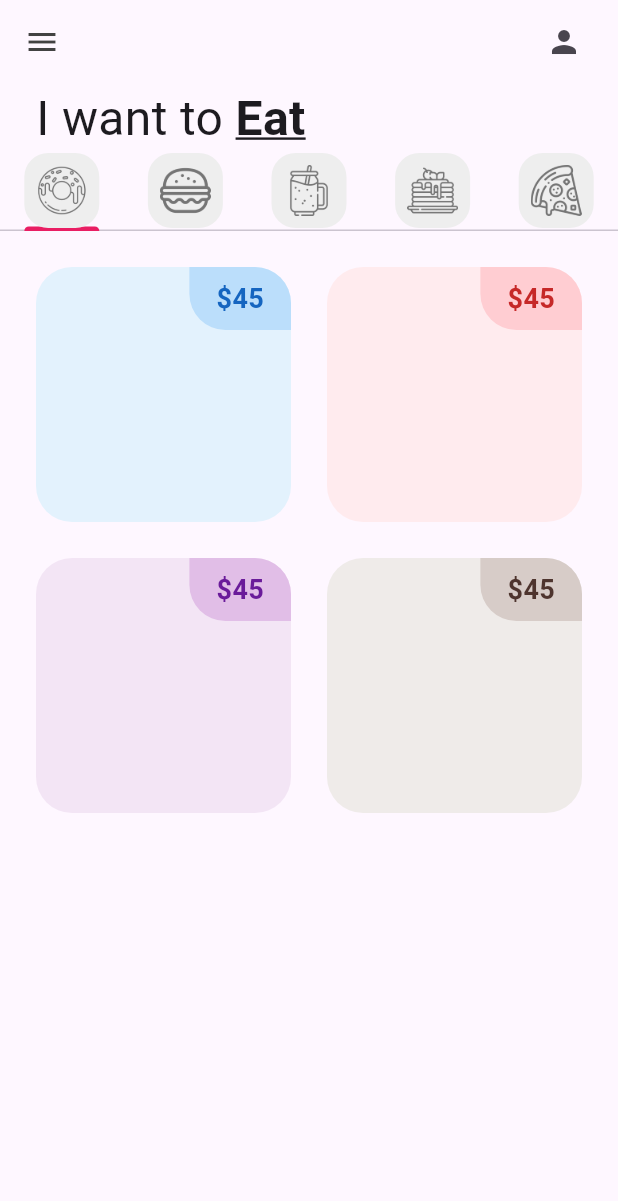
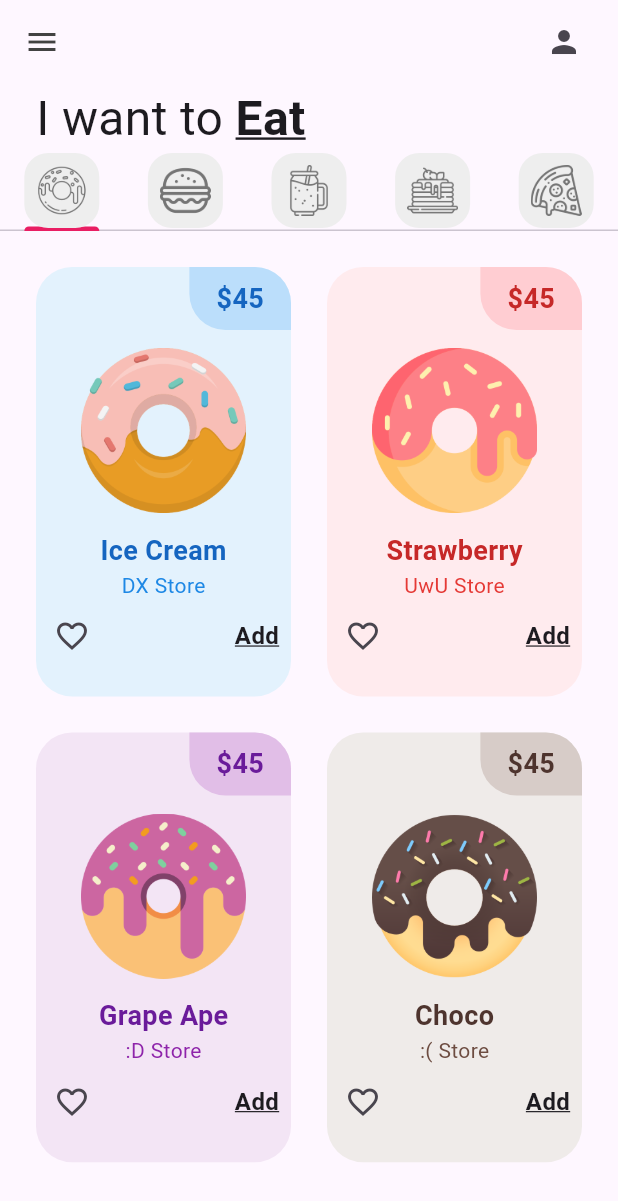
Before and after one commit to ChuchoGod/flutter_application_1, a Flutter app: the screen it shows after launch, on a phone screen of 412 x 824 dp. Shown: the top 1201 px of the screen. Run offline on Flutter 3.47's test engine with Material 3 defaults, Android fonts, the phone set to English and light mode, and no system bars.

Commit message:
DonutTile Finsihed (my design)

```diff
--- a/lib/tabs/donut_tab.dart
+++ b/lib/tabs/donut_tab.dart
@@ -4,11 +4,11 @@ import 'package:flutter_application_1/utils/donut_tile.dart';
 class DonutTab extends StatelessWidget {
   //list of donuts
   final List donutsOnSale = [
-    // [ donutFlavor, donutPrice, donutColor, imageName ]
-    ["Ice Cream", "36", Colors.blue, "lib/images/icecream_donut.png"],
-    ["Strawberry", "45", Colors.red, "lib/images/strawberry_donut.png"],
-    ["Grape Ape", "84", Colors.purple, "lib/images/grape_donut.png"],
-    ["Choco", "95", Colors.brown, "lib/images/chocolate_donut.png"]
+    // [ donutFlavor, donutStore, donutPrice, donutColor, imageName ]
+    ["Ice Cream","DX Store", "36", Colors.blue, "lib/images/icecream_donut.png"],
+    ["Strawberry","UwU Store", "45", Colors.red, "lib/images/strawberry_donut.png"],
+    ["Grape Ape",":D Store", "84", Colors.purple, "lib/images/grape_donut.png"],
+    ["Choco",":( Store", "95", Colors.brown, "lib/images/chocolate_donut.png"]
   ];
 
   DonutTab({super.key});
@@ -16,20 +16,21 @@ class DonutTab extends StatelessWidget {
   @override
   Widget build(BuildContext context) {
     return GridView.builder(
-        gridDelegate:
-            SliverGridDelegateWithFixedCrossAxisCount(
-              //Número de columnas
-              crossAxisCount: 2),
+        gridDelegate: SliverGridDelegateWithFixedCrossAxisCount(
+            //Número de columnas
+            crossAxisCount: 2,
+            //Proporción entre ancho y largo
+            childAspectRatio: 1 / 1.6),
         itemCount: 4,
         padding: const EdgeInsets.all(12),
+        //Que elemento se cronstuira
         itemBuilder: (context, index) {
-
           return DonutTile(
-            donutFlavor: donutsOnSale [index][0],
-            donutPrice: donutsOnSale [index][1],
-            donutColor: donutsOnSale [index][2],
-            imageName: donutsOnSale [index][3]
-          );
+              donutFlavor: donutsOnSale[index][0],
+              donutStore: donutsOnSale[index][1],
+              donutPrice: donutsOnSale[index][2],
+              donutColor: donutsOnSale[index][3],
+              imageName: donutsOnSale[index][4]);
         });
   }
 }
--- a/lib/utils/donut_tile.dart
+++ b/lib/utils/donut_tile.dart
@@ -5,12 +5,14 @@ class DonutTile extends StatelessWidget {
   final String donutPrice;
   final dynamic donutColor;
   final String imageName;
+  final String donutStore;
   const DonutTile(
       {super.key,
       required this.donutFlavor,
       required this.donutPrice,
       required this.donutColor,
-      required this.imageName});
+      required this.imageName,
+      required this.donutStore});
 
   @override
   Widget build(BuildContext context) {
@@ -23,30 +25,84 @@ class DonutTile extends StatelessWidget {
           //Esquinas redondeadas
           borderRadius: BorderRadius.circular(24),
         ),
-      child: Column(children: [
+        child: Column(
+          children: [
             Row(
+              //Alinea a la derecha
               mainAxisAlignment: MainAxisAlignment.end,
               children: [
                 Container(
                   decoration: BoxDecoration(
                     color: donutColor[100],
-                borderRadius: const BorderRadius.only(bottomLeft: Radius.circular(24),
-                topRight: Radius.circular(24)
+                    borderRadius: const BorderRadius.only(
+                        bottomLeft: Radius.circular(24),
+                        topRight: Radius.circular(24)),
                   ),
-              ),
-              padding: const EdgeInsets.symmetric(vertical: 8,
-              horizontal: 18),
+                  padding:
+                      const EdgeInsets.symmetric(vertical: 8, horizontal: 18),
                   child: Text(
                     '\$45',
                     style: TextStyle(
                         fontWeight: FontWeight.bold,
                         fontSize: 18,
-                  color: donutColor[800]
+                        color: donutColor[800]),
                   ),
                 ),
-          )],
-        )
-      ],),
+              ],
+            ),
+
+            //Donut price
+            Padding(
+              padding: const EdgeInsets.symmetric(horizontal: 30, vertical: 12),
+              child: Image.asset(imageName),
+            ),
+            //Donut flavor text
+
+            //Icons
+            Padding(
+              padding: EdgeInsets.only(top: 0),
+              child: Text(
+                donutFlavor,
+                style: TextStyle(
+                  fontWeight: FontWeight.bold,
+                  fontSize: 18,
+                  color: donutColor[800],
+                ),
+              ),
+            ),
+
+            Padding(
+              padding: EdgeInsets.only(top: 0),
+              child: Text(
+                donutStore,
+                style: TextStyle(
+                  //fontWeight: FontWeight.bold,
+                  fontSize: 14,
+                  color: donutColor[600],
+                ),
+              ),
+            ),
+            Row(
+              mainAxisAlignment: MainAxisAlignment.spaceBetween,
+              children: [
+                IconButton(
+                  onPressed: () {},
+                  icon: Icon(Icons.favorite_border),
+                ),
+                Padding(
+                  padding: const EdgeInsets.all(8.0),
+                  child: Text('Add',
+                  style: TextStyle(
+                    fontWeight: FontWeight.bold,
+                    fontSize: 16,
+                    decoration: TextDecoration.underline,
+                  ),),
+                ),
+              ],
+            ),
+
+          ],
+        ),
       ),
     );
   }
```
Also changed, not shown: lib/tabs/burger_tab.dart (+5 -4 lines), lib/tabs/pancakes_tab.dart (+5 -4 lines), lib/tabs/pizza_tab.dart (+5 -4 lines), lib/tabs/smoothie_tab.dart (+5 -4 lines). Lines whose indentation alone changed are shown as unchanged.
